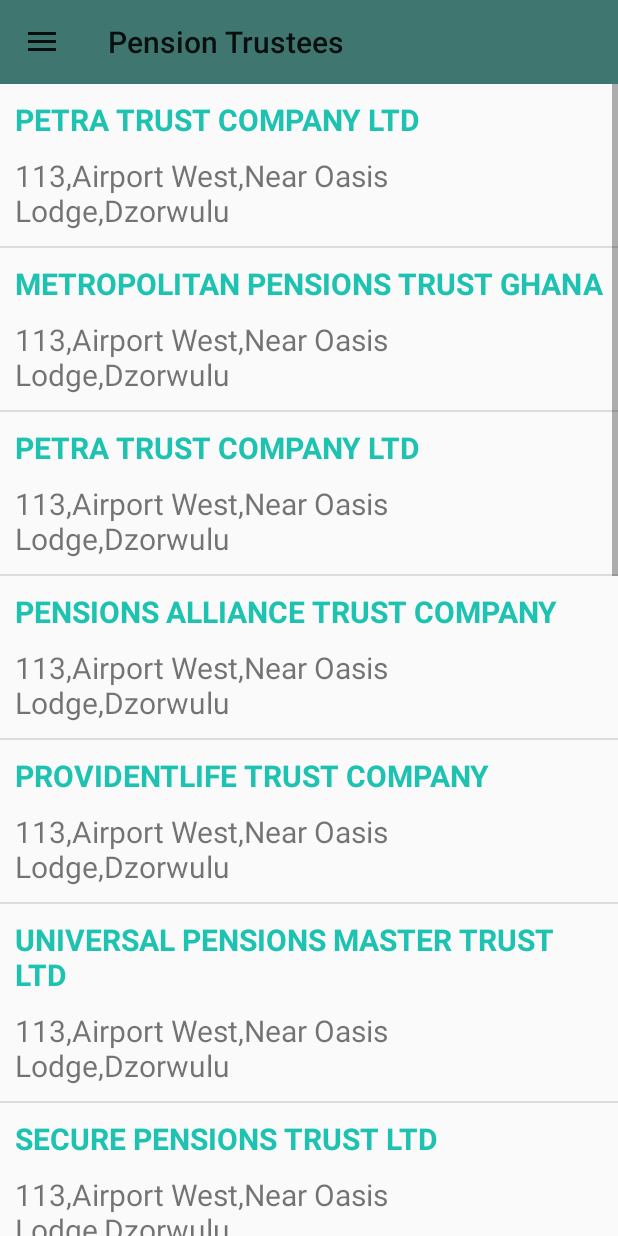
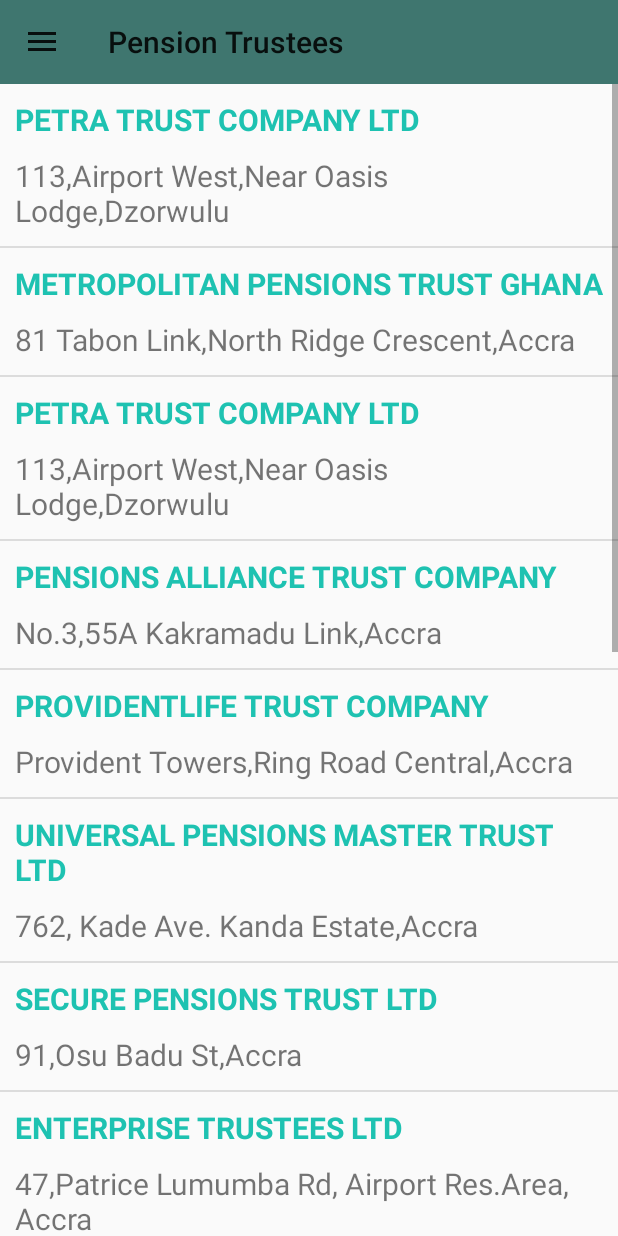
Before and after one commit to Anilove/pensionplan, an Android app: the FragmentDepRequired screen opened directly, with no data from a screen before it, in the side drawer, after a tap on "PENSION TRUSTEES", on a phone screen of 412 x 824 dp. Run offline under Robolectric (Android 15) with nearby library versions, the phone set to English and light mode, and no system bars; libraries missing offline, so code that uses them is left out: io.realm.

Commit message:
Add new stuff to it

```diff
--- a/app/src/main/AndroidManifest.xml
+++ b/app/src/main/AndroidManifest.xml
@@ -19,7 +19,6 @@
         <activity android:name=".SignUp" />
         <activity android:name=".HomeActivity" />
         <activity android:name=".loginPage" />
-        <activity android:name=".TrusteesListShow" />
         <activity android:name=".AnsDepositReq" />
         <activity android:name=".AnsLumpsumReq" />
         <activity android:name=".AnsLumpsumWith" />
--- a/app/src/main/java/org/pensionplan/pensionplan/AnsDepositReq.java
+++ b/app/src/main/java/org/pensionplan/pensionplan/AnsDepositReq.java
@@ -26,9 +26,9 @@ public class AnsDepositReq extends AppCompatActivity {
         String monthly = getValues.getStringExtra("monthly");
 
         //textView.setText(quart);
-        textViewTwo.setText("GHS" + "" +monthly);
-        textViewThree.setText("GHS" + calculate);
-        textViewFour.setText("GHS" + quart);
+        textViewTwo.setText("GHS" + " " +monthly);
+        textViewThree.setText("GHS" + " " +calculate);
+        textViewFour.setText("GHS"+ " " +quart);
 
         // How to call pension module
         //PensionModule pensionModule = new PensionModule(23, 60, 80, 2000, 30000, 4);
--- a/app/src/main/java/org/pensionplan/pensionplan/Fragments/FragMonthlyWithdraw.java
+++ b/app/src/main/java/org/pensionplan/pensionplan/Fragments/FragMonthlyWithdraw.java
@@ -82,7 +82,7 @@ public class FragMonthlyWithdraw extends Fragment {
         //Log.e("quarterlyvalue",lumpsumDepResult+"V");
         Intent intent = new Intent(getActivity(), AnsMonthlyWith.class);
         intent.putExtra("monthly", String.valueOf(monthlyWithResult));
-        intent.putExtra("lumpsum", String.valueOf(lumpsumWithResult));
+        intent.putExtra("lumpsum", String.valueOf(String.format("%20.2f",lumpsumWithResult)));
 
         getActivity().startActivity(intent);
     }
--- a/app/src/main/java/org/pensionplan/pensionplan/Fragments/FragmentDepRequired.java
+++ b/app/src/main/java/org/pensionplan/pensionplan/Fragments/FragmentDepRequired.java
@@ -80,7 +80,7 @@ public class FragmentDepRequired extends Fragment {
         Log.e("quarterlyvalue",monthlyDepResult+"V");*/
         Intent intent = new Intent(getActivity(),AnsDepositReq.class);
         intent.putExtra("quart", String.valueOf(quarterly));
-        intent.putExtra("calculate", String.valueOf(calculatedResult));
+        intent.putExtra("calculate", String.valueOf(String.format("%20.2f",calculatedResult)));
         intent.putExtra("monthly", String.valueOf(monthlyDepResult));
         getActivity().startActivity(intent);
 
--- a/app/src/main/java/org/pensionplan/pensionplan/Fragments/FragmentLumpsumReq.java
+++ b/app/src/main/java/org/pensionplan/pensionplan/Fragments/FragmentLumpsumReq.java
@@ -75,8 +75,8 @@ import org.pensionplan.pensionplan.utilities.PensionModuleTwo;
         Log.e("quarterlyvalue",calculatedResult+"V");
         Log.e("quarterlyvalue",lumpsumDepResult+"V");
         Intent intent = new Intent(getActivity(),AnsLumpsumReq.class);
-        intent.putExtra("calculate", String.valueOf(calculatedResult));
-        intent.putExtra("lumpsum", String.valueOf(lumpsumDepResult));
+        intent.putExtra("calculate", String.valueOf(String.format("%20.2f",calculatedResult)));
+        intent.putExtra("lumpsum", String.valueOf(String.format("%20.2f",lumpsumDepResult)));
 
         getActivity().startActivity(intent);
 
--- a/app/src/main/java/org/pensionplan/pensionplan/Fragments/FragmentLumpsumWithdrawal.java
+++ b/app/src/main/java/org/pensionplan/pensionplan/Fragments/FragmentLumpsumWithdrawal.java
@@ -78,7 +78,7 @@ public class FragmentLumpsumWithdrawal extends Fragment{
        // Log.e("quarterlyvalue",lumpsumWithResult+"V");
 
         Intent intent = new Intent(getActivity(),AnsLumpsumWith.class);
-        intent.putExtra("lumpsum", String.valueOf(lumpsumWithResult));
+        intent.putExtra("lumpsum", String.valueOf(String.format("%20.2f",lumpsumWithResult)));
 
         getActivity().startActivity(intent);
 
--- a/app/src/main/java/org/pensionplan/pensionplan/Fragments/FragmentTrusteeList.java
+++ b/app/src/main/java/org/pensionplan/pensionplan/Fragments/FragmentTrusteeList.java
@@ -28,21 +28,21 @@ public class FragmentTrusteeList extends Fragment {
 
 
 
-        Trustees nameone = new Trustees("PETRA TRUST COMPANY LTD","113,Airport West,Near Oasis Lodge,Dzorwulu");
-        Trustees nametwo = new Trustees("METROPOLITAN PENSIONS TRUST GHANA","113,Airport West,Near Oasis Lodge,Dzorwulu");
-        Trustees namethree = new Trustees("PENSIONS ALLIANCE TRUST COMPANY","113,Airport West,Near Oasis Lodge,Dzorwulu");
-        Trustees namefour = new Trustees("PROVIDENTLIFE TRUST COMPANY","113,Airport West,Near Oasis Lodge,Dzorwulu");
-        Trustees namefive = new Trustees("UNIVERSAL PENSIONS MASTER TRUST LTD","113,Airport West,Near Oasis Lodge,Dzorwulu");
-        Trustees namesix = new Trustees("SECURE PENSIONS TRUST LTD","113,Airport West,Near Oasis Lodge,Dzorwulu");
-        Trustees nameseven = new Trustees("ENTERPRISE TRUSTEES LTD","113,Airport West,Near Oasis Lodge,Dzorwulu");
-        Trustees nameeight = new Trustees("UNITED PENSION TRUSTEES LTD","113,Airport West,Near Oasis Lodge,Dzorwulu");
-        Trustees namenine = new Trustees("AXIS PENSION TRUST LTD","113,Airport West,Near Oasis Lodge,Dzorwulu");
-        Trustees nameten = new Trustees("GENERAL TRUST COMPANY LTD","113,Airport West,Near Oasis Lodge,Dzorwulu");
-        Trustees nameeleven = new Trustees("GALCO PENSIONS TRUSTEE LTD","113,Airport West,Near Oasis Lodge,Dzorwulu");
-        Trustees nametwelve = new Trustees("NEGOTIATED BENEFITS LTD","113,Airport West,Near Oasis Lodge,Dzorwulu");
-        Trustees namethirteen = new Trustees("STALLION TRUST & ADMINISTRATION LTD","113,Airport West,Near Oasis Lodge,Dzorwulu");
-        Trustees namefourteen = new Trustees("NTHC TRUSTEES","113,Airport West,Near Oasis Lodge,Dzorwulu");
-        Trustees namefifteen = new Trustees("HEDGE PENSIONS TRUST","113,Airport West,Near Oasis Lodge,Dzorwulu");
+        Trustees nameone = new Trustees("PETRA TRUST COMPANY LTD", "113,Airport West,Near Oasis Lodge,Dzorwulu");
+        Trustees nametwo = new Trustees("METROPOLITAN PENSIONS TRUST GHANA", "81 Tabon Link,North Ridge Crescent,Accra");
+        Trustees namethree = new Trustees("PENSIONS ALLIANCE TRUST COMPANY", "No.3,55A Kakramadu Link,Accra");
+        Trustees namefour = new Trustees("PROVIDENTLIFE TRUST COMPANY", "Provident Towers,Ring Road Central,Accra");
+        Trustees namefive = new Trustees("UNIVERSAL PENSIONS MASTER TRUST LTD", "762, Kade Ave. Kanda Estate,Accra");
+        Trustees namesix = new Trustees("SECURE PENSIONS TRUST LTD", "91,Osu Badu St,Accra");
+        Trustees nameseven = new Trustees("ENTERPRISE TRUSTEES LTD", "47,Patrice Lumumba Rd, Airport Res.Area, Accra ");
+        Trustees nameeight = new Trustees("UNITED PENSION TRUSTEES LTD", "21, Vanguard House, Independence Avenue Ridge, Accra");
+        Trustees namenine = new Trustees("AXIS PENSION TRUST LTD", "4,Ibadan Avenue, East Legon,Accra");
+        Trustees nameten = new Trustees("GENERAL TRUST COMPANY LTD", "8,Saflo Link AbelemKpe,Accra");
+        Trustees nameeleven = new Trustees("GLICO PENSIONS TRUSTEE LTD", "47,Kwame Nkrumah Avenue Adabraka, Accra");
+        Trustees nametwelve = new Trustees("NEGOTIATED BENEFITS LTD", "8,Kakramadu Street,Cantoments,Accra");
+        Trustees namethirteen = new Trustees("STALLION TRUST & ADMINISTRATION LTD", "10,Roman RD,Roman Ridge,Accra");
+        Trustees namefourteen = new Trustees("NTHC TRUSTEES", "18,Gamel Abdul Nasser Ave. RingWay Estates,Accra");
+        Trustees namefifteen = new Trustees("HEDGE PENSIONS TRUST", "National Secretariat,CLOSSAG Ministries,Accra");
 
 
         List<Trustees> names = new ArrayList<>();
--- a/app/src/main/java/org/pensionplan/pensionplan/HomeActivity.java
+++ b/app/src/main/java/org/pensionplan/pensionplan/HomeActivity.java
@@ -46,21 +46,7 @@ public class HomeActivity extends AppCompatActivity implements NavigationView.On
 
 
 
-        /*REALM DATABASE
 
-        Realm realm = Realm.getDefaultInstance();
-       // realm.where(User.class).findFirst();
-
-        User user = realm.where(User.class).findFirst();
-        User userpin = new User();
-        //userpin.id ="" ;
-        userpin.email = "editTextmail";
-        userpin.name = "editTextname";
-
-
-       realm.beginTransaction();
-        realm.copyToRealmOrUpdate(user);
-        realm.commitTransaction();*/
     }
 
     @Override
--- a/app/src/main/res/layout/activity_home_activity.xml
+++ b/app/src/main/res/layout/activity_home_activity.xml
@@ -28,6 +28,7 @@
         android:layout_gravity="start"
         app:itemIconTint="@android:color/black"
         app:headerLayout="@layout/header_layout"
+        app:itemTextColor="@android:color/black"
         app:menu="@menu/home_new_activity" />
 
 
--- a/app/src/main/res/layout/fragment_trustees_list.xml
+++ b/app/src/main/res/layout/fragment_trustees_list.xml
@@ -2,17 +2,11 @@
 <RelativeLayout xmlns:android="http://schemas.android.com/apk/res/android"
     xmlns:tools="http://schemas.android.com/tools"
     android:layout_width="match_parent"
-    android:layout_height="match_parent"
-
-    tools:context=".TrusteesListShow">
-
+    android:layout_height="match_parent">
 
     <ListView
         android:layout_width="match_parent"
         android:layout_height="wrap_content"
-        android:id="@+id/trusteeList"
-        >
-
-    </ListView>
+        android:id="@+id/trusteeList"/>
 
 </RelativeLayout>
--- a/app/src/main/res/layout/toolbar.xml
+++ b/app/src/main/res/layout/toolbar.xml
@@ -1,12 +1,10 @@
 <?xml version="1.0" encoding="utf-8"?>
 <android.support.v7.widget.Toolbar
     android:background="@color/heading"
-
     android:layout_height="?attr/actionBarSize"
     android:layout_width="match_parent"
     app:layout_scrollFlags="scroll|enterAlways"
     android:theme="@style/ThemeOverlay.AppCompat.ActionBar"
-    app:popupTheme="@style/ThemeOverlay.AppCompat.Light"
     android:id="@+id/toolbar"
     xmlns:android="http://schemas.android.com/apk/res/android"
     xmlns:app="http://schemas.android.com/apk/res-auto"/>
--- a/app/src/main/res/layout/trustees_list_item.xml
+++ b/app/src/main/res/layout/trustees_list_item.xml
@@ -17,17 +17,13 @@
             android:text="PETRA TRUST COMPANY LTD"
             android:textColor="@color/primary_light"
             android:textSize="20sp"
-
-            android:textStyle="bold"
-
-            />
+            android:textStyle="bold"/>
 
         <TextView
             android:id="@+id/loc_text"
             android:layout_width="match_parent"
             android:layout_height="wrap_content"
             android:layout_marginTop="10dp"
-            android:text="113,Airport West,Near Oasis Lodge,Dzorwulu"
             android:textSize="20sp" />
 
     </LinearLayout>
--- a/app/src/main/res/menu/home_new_activity.xml
+++ b/app/src/main/res/menu/home_new_activity.xml
@@ -1,12 +1,12 @@
 <?xml version="1.0" encoding="utf-8"?>
 <menu xmlns:android="http://schemas.android.com/apk/res/android">
-    <group android:checkableBehavior="single">
+    <group android:checkableBehavior="single"
+        android:visible="true"
+        android:enabled="true">
         <item
             android:id="@+id/menu_monthly_dep"
             android:icon="@drawable/wallet_with_bill"
-            android:title="REGULAR DEPOSIT REQUIRED"
-
-            />
+            android:title="REGULAR DEPOSIT REQUIRED"/>
         <item
             android:id="@+id/menu_lumpsum_dep"
             android:icon="@drawable/dollar_bill_paper"
@@ -28,7 +28,9 @@
     </group>
 
 
-    <group android:checkableBehavior="single">
+    <group android:checkableBehavior="single"
+        android:visible="true"
+        android:enabled="true">
         <item
             android:id="@+id/menu_settings_home"
             android:icon="@drawable/settings"
--- a/build.gradle
+++ b/build.gradle
@@ -5,7 +5,7 @@ buildscript {
         jcenter()
     }
     dependencies {
-        classpath 'com.android.tools.build:gradle:2.2.3'
+        classpath 'com.android.tools.build:gradle:2.3.3'
         classpath "io.realm:realm-gradle-plugin:2.3.1"
         classpath 'com.google.gms:google-services:3.0.0'
 
```
Also changed, not shown: app/src/main/java/org/pensionplan/pensionplan/TrusteesListShow.java (deleted, +0 -63 lines), app/src/main/java/org/pensionplan/pensionplan/utilities/PensionModule.java (+10 -2 lines), app/src/main/res/layout/activity_ans_lumpsum_req.xml (+0 -23 lines), app/src/main/res/layout/activity_ans_lumpsum_with.xml (+1 -21 lines), app/src/main/res/layout/activity_ans_monthly_with.xml (+0 -22 lines), gradle/wrapper/gradle-wrapper.properties.
